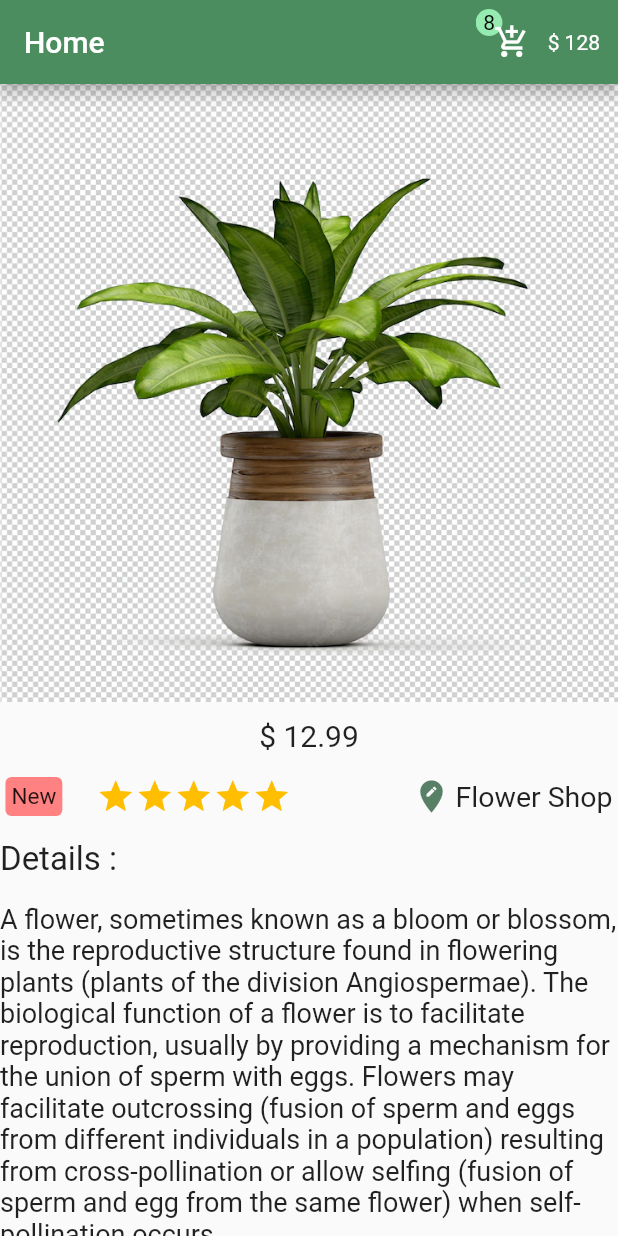
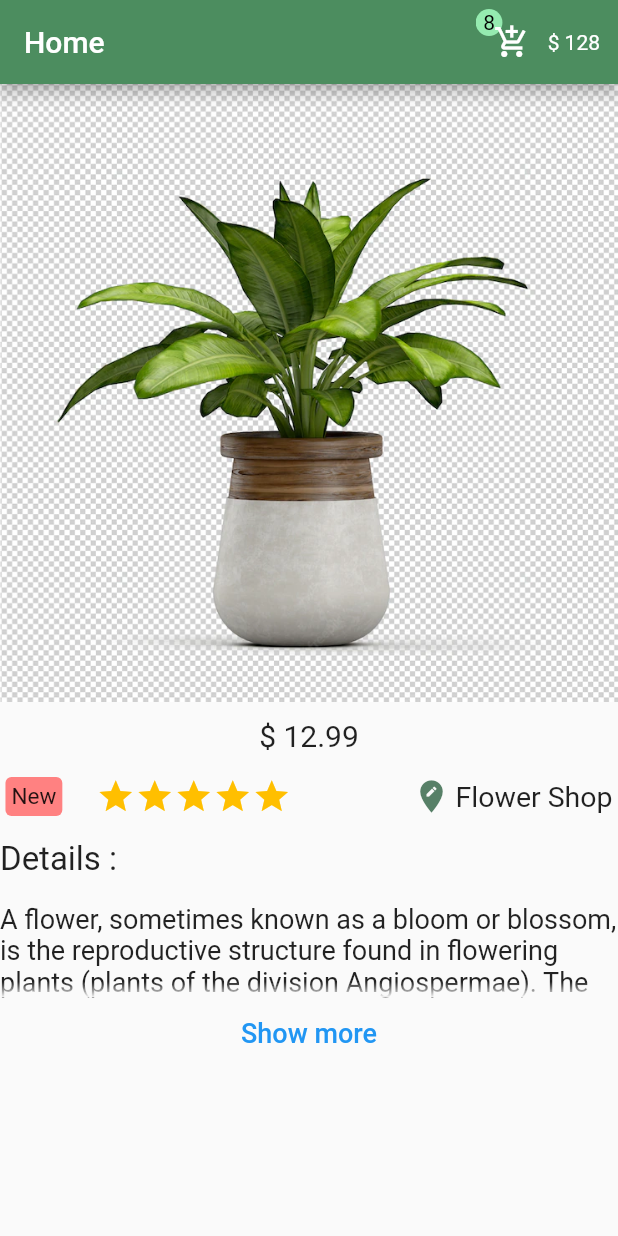
Before and after one commit to Eslam-Alaa-ZX/FlutterE-commerceTsak, a Flutter app: the screen it shows after launch, on a phone screen of 412 x 824 dp. Run offline on Flutter 3.47's test engine with Material 2 defaults, Android fonts, the light colour scheme and no system bars.

Commit message:
Eslam Alaa-Details page: show more button.

```diff
--- a/lib/pages/details.dart
+++ b/lib/pages/details.dart
@@ -144,13 +144,26 @@ class _DetailsState extends State<Details> {
                 const SizedBox(
                   height: 16,
                 ),
-                const Text(
+                Text(
                   "A flower, sometimes known as a bloom or blossom, is the reproductive structure found in flowering plants (plants of the division Angiospermae). The biological function of a flower is to facilitate reproduction, usually by providing a mechanism for the union of sperm with eggs. Flowers may facilitate outcrossing (fusion of sperm and eggs from different individuals in a population) resulting from cross-pollination or allow selfing (fusion of sperm and egg from the same flower) when self-pollination occurs.",
-                  style: TextStyle(
+                  style: const TextStyle(
                     fontSize: 18,
                   ),
+                  maxLines: isShowMore ? 3 : null,
+                  overflow: TextOverflow.fade,
                 ),
-
+                TextButton(
+                    onPressed: () {
+                      setState(() {
+                        isShowMore = !isShowMore;
+                      });
+                    },
+                    child: Text(
+                      isShowMore ? "Show more" : "Show less",
+                      style: const TextStyle(
+                        fontSize: 18,
+                      ),
+                    ))
               ],
             ),
           )),
```
